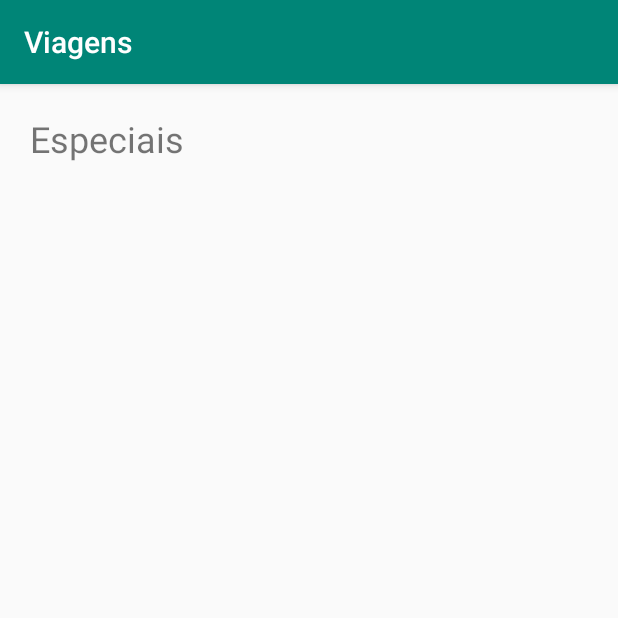
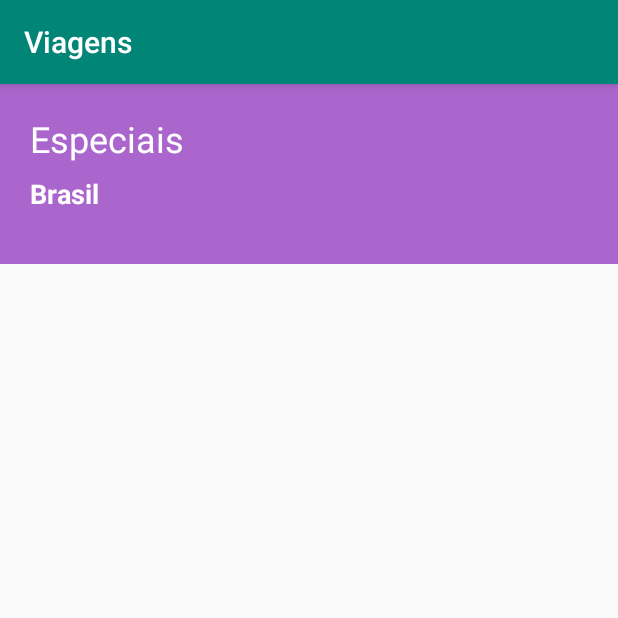
Before and after one commit to Willsome/Viagens, an Android app: the ListaPacotesActivity screen opened directly, with no data from a screen before it, on a phone screen of 412 x 824 dp, the top half of it. Run offline under Robolectric (Android 15) with nearby library versions, the phone set to English and light mode, and no system bars.

Commit message:
Aula 2/7

```diff
--- a/app/src/main/res/layout/activity_lista_pacotes.xml
+++ b/app/src/main/res/layout/activity_lista_pacotes.xml
@@ -7,6 +7,14 @@
         android:layout_height="match_parent"
         tools:context=".ListaPacotesActivity">
 
+    <ImageView
+            android:layout_width="0dp"
+            android:layout_height="120dp" app:srcCompat="@android:color/holo_purple"
+            android:id="@+id/imageView"
+            app:layout_constraintStart_toStartOf="parent"
+            app:layout_constraintEnd_toEndOf="parent"
+            app:layout_constraintTop_toTopOf="parent"
+            app:layout_constraintBottom_toBottomOf="parent" app:layout_constraintVertical_bias="0.0"/>
     <TextView
             android:text="Especiais"
             android:layout_width="wrap_content"
@@ -18,5 +26,12 @@
             app:layout_constraintEnd_toEndOf="parent"
             app:layout_constraintBottom_toBottomOf="parent"
             app:layout_constraintHorizontal_bias="0.0"
-            app:layout_constraintVertical_bias="0.0" android:textSize="24sp"/>
+            app:layout_constraintVertical_bias="0.0" android:textSize="24sp" android:textColor="@android:color/white"/>
+    <TextView
+            android:text="Brasil"
+            android:layout_width="wrap_content"
+            android:layout_height="wrap_content"
+            android:id="@+id/textView2" app:layout_constraintStart_toStartOf="@+id/textView"
+            app:layout_constraintTop_toBottomOf="@+id/textView" android:layout_marginTop="8dp" android:textSize="18sp"
+            android:textStyle="bold" android:textColor="@android:color/white"/>
 </android.support.constraint.ConstraintLayout>
```
